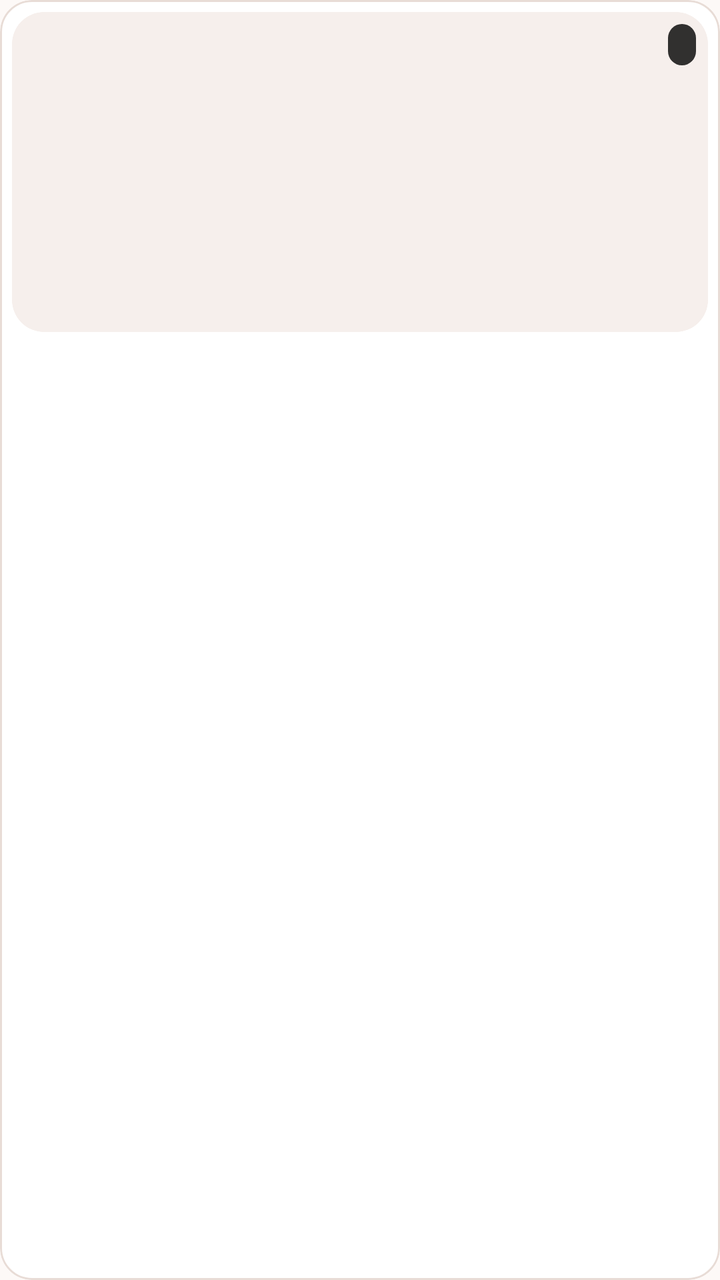
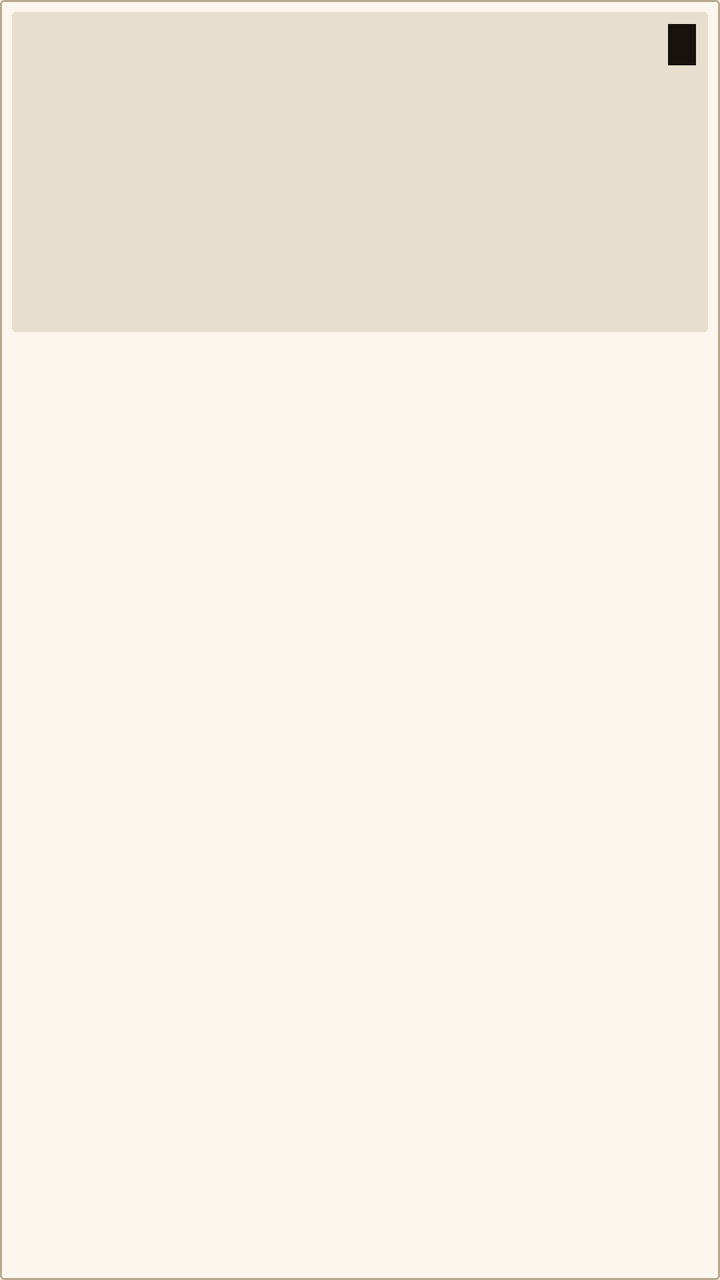

Screens rendered from an Android XML layout before and after an edit, with the pre-edit source and the edit as a unified diff.
<!-- AndroidManifest.xml: application theme Theme.BiliDiy -->
<!-- res/layout/item_pgc.xml -->
<?xml version="1.0" encoding="utf-8"?>
<com.google.android.material.card.MaterialCardView xmlns:android="http://schemas.android.com/apk/res/android"
    xmlns:app="http://schemas.android.com/apk/res-auto"
    style="@style/Widget.BiliDiy.Card"
    android:layout_width="match_parent"
    android:layout_height="wrap_content"
    android:layout_margin="6dp"
    android:clickable="true"
    android:focusable="true"
    app:cardCornerRadius="16dp"
    app:rippleColor="@color/pinkLight">

    <LinearLayout
        android:layout_width="match_parent"
        android:layout_height="wrap_content"
        android:orientation="vertical"
        android:padding="6dp">

        <FrameLayout
            android:id="@+id/boxPoster"
            android:layout_width="match_parent"
            android:layout_height="160dp"
            android:background="@drawable/bg_cover_frame"
            android:clipToOutline="true">

            <com.google.android.material.imageview.ShapeableImageView
                android:id="@+id/ivPoster"
                android:layout_width="match_parent"
                android:layout_height="match_parent"
                android:background="@color/surfaceDeep"
                android:contentDescription="@null"
                android:scaleType="centerCrop"
                app:shapeAppearanceOverlay="@style/RoundedPoster" />

            <TextView
                android:id="@+id/tvScore"
                android:layout_width="wrap_content"
                android:layout_height="wrap_content"
                android:layout_gravity="top|end"
                android:layout_margin="6dp"
                android:background="@drawable/bg_score"
                android:paddingStart="7dp"
                android:paddingTop="3dp"
                android:paddingEnd="7dp"
                android:paddingBottom="3dp"
                android:textColor="#FFFFFF"
                android:textSize="11sp"
                android:textStyle="bold" />
        </FrameLayout>

        <TextView
            android:id="@+id/tvTitle"
            android:layout_width="match_parent"
            android:layout_height="wrap_content"
            android:layout_marginStart="4dp"
            android:layout_marginTop="10dp"
            android:layout_marginEnd="4dp"
            android:ellipsize="end"
            android:lineSpacingExtra="2dp"
            android:maxLines="2"
            android:minLines="2"
            android:textColor="@color/textMain"
            android:textSize="14sp"
            android:textStyle="bold" />

        <TextView
            android:id="@+id/tvMeta"
            android:layout_width="match_parent"
            android:layout_height="wrap_content"
            android:layout_marginStart="4dp"
            android:layout_marginTop="4dp"
            android:layout_marginEnd="4dp"
            android:layout_marginBottom="4dp"
            android:ellipsize="end"
            android:maxLines="1"
            android:textColor="@color/textSecondary"
            android:textSize="11sp" />
    </LinearLayout>
</com.google.android.material.card.MaterialCardView>
<!-- resources referenced by this layout -->
<resources>
  <color name="pinkLight">@color/primaryContainer</color>
  <color name="surfaceDeep">@color/surfaceContainer</color>
  <color name="textMain">#241F1D</color>
  <color name="textSecondary">#6B5D58</color>
  <!-- drawable bg_cover_frame (drawable) -->
  <?xml version="1.0" encoding="utf-8"?>
  <shape xmlns:android="http://schemas.android.com/apk/res/android" android:shape="rectangle">
      <solid android:color="@color/surfaceDeep" />
      <corners android:radius="16dp" />
  </shape>
  <!-- drawable bg_score (drawable) -->
  <?xml version="1.0" encoding="utf-8"?>
  <shape xmlns:android="http://schemas.android.com/apk/res/android" android:shape="rectangle">
      <solid android:color="#CC000000" />
      <corners android:radius="8dp" />
  </shape>
  <style name="RoundedPoster">
          <item name="cornerFamily">rounded</item>
          <item name="cornerSize">16dp</item>
      </style>
  <style name="Widget.BiliDiy.Card">
          <item name="cardBackgroundColor">@color/surface</item>
          <item name="cardCornerRadius">@dimen/radius_md</item>
          <item name="cardElevation">0dp</item>
          <item name="strokeWidth">@dimen/card_stroke</item>
          <item name="strokeColor">@color/line</item>
      </style>
  <style name="Theme.BiliDiy" parent="Theme.Material3.Light.NoActionBar">
          <item name="colorPrimary">@color/primary</item>
          <item name="colorOnPrimary">@color/onPrimary</item>
          <item name="colorPrimaryContainer">@color/primaryContainer</item>
          <item name="colorOnPrimaryContainer">@color/onPrimaryContainer</item>
  
          <item name="colorSecondary">@color/peach</item>
          <item name="colorOnSecondary">@color/onPrimary</item>
          <item name="colorSecondaryContainer">@color/primaryContainer</item>
          <item name="colorOnSecondaryContainer">@color/onPrimaryContainer</item>
          <item name="colorTertiary">@color/ok</item>
          <item name="colorOnTertiary">@color/onPrimary</item>
  
          <item name="colorSurface">@color/surface</item>
          <item name="colorOnSurface">@color/textMain</item>
          <item name="colorSurfaceVariant">@color/surfaceContainer</item>
          <item name="colorOnSurfaceVariant">@color/textSecondary</item>
          <item name="colorSurfaceContainer">@color/surfaceContainer</item>
          <item name="colorSurfaceContainerHigh">@color/surfaceContainerHigh</item>
          <item name="colorSurfaceContainerHighest">@color/surfaceContainerHigh</item>
          <item name="colorOutline">@color/line</item>
          <item name="colorOutlineVariant">@color/line</item>
          <item name="colorError">@color/bad</item>
          <item name="colorOnError">@color/onPrimary</item>
  
          <item name="android:windowBackground">@color/bg</item>
          <item name="android:statusBarColor">@android:color/transparent</item>
          <item name="android:navigationBarColor">@android:color/transparent</item>
          <item name="android:windowLightStatusBar">true</item>
          <item name="android:windowLightNavigationBar">true</item>
          <item name="android:forceDarkAllowed">false</item>
          <item name="android:windowNoTitle">true</item>
          <item name="materialAlertDialogTheme">@style/ThemeOverlay.Material3.MaterialAlertDialog</item>
          <item name="alertDialogTheme">@style/ThemeOverlay.Material3.MaterialAlertDialog</item>
      </style>
  <color name="primaryContainer">#FBE4EB</color>
  <color name="surfaceContainer">#F6EFEC</color>
  <color name="surface">#FFFFFF</color>
  <dimen name="radius_md">16dp</dimen>
  <dimen name="card_stroke">1dp</dimen>
  <color name="line">#E8DCD6</color>
  <color name="primary">#C0265C</color>
  <color name="onPrimary">#FFFFFF</color>
  <color name="onPrimaryContainer">#8A1A44</color>
  <color name="peach">#8A6A12</color>
  <color name="ok">#2E7D48</color>
  <color name="surfaceContainerHigh">#EFE5E1</color>
  <color name="bad">#C0392B</color>
  <color name="bg">#FDF9F7</color>
</resources>

<!-- the commit's change to res/layout/item_pgc.xml (unified diff, before → after) -->
@@ -7,7 +7,7 @@
     android:layout_margin="6dp"
     android:clickable="true"
     android:focusable="true"
-    app:cardCornerRadius="16dp"
+    app:cardCornerRadius="2dp"
     app:rippleColor="@color/pinkLight">
 
     <LinearLayout
<!-- resource entries referenced after the edit -->
@@ -2,27 +2,28 @@
 <resources>
   <color name="pinkLight">@color/primaryContainer</color>
   <color name="surfaceDeep">@color/surfaceContainer</color>
-  <color name="textMain">#241F1D</color>
-  <color name="textSecondary">#6B5D58</color>
+  <color name="textMain">#17120D</color>
+  <color name="textSecondary">#574C3F</color>
   <!-- drawable bg_cover_frame (drawable) -->
   <?xml version="1.0" encoding="utf-8"?>
   <shape xmlns:android="http://schemas.android.com/apk/res/android" android:shape="rectangle">
-      <solid android:color="@color/surfaceDeep" />
-      <corners android:radius="16dp" />
+      <solid android:color="@color/surfaceContainer" />
+      <stroke android:width="1dp" android:color="@color/textMain" />
+      <corners android:radius="2dp" />
   </shape>
   <!-- drawable bg_score (drawable) -->
   <?xml version="1.0" encoding="utf-8"?>
   <shape xmlns:android="http://schemas.android.com/apk/res/android" android:shape="rectangle">
-      <solid android:color="#CC000000" />
-      <corners android:radius="8dp" />
+      <solid android:color="@color/badge" />
+      <corners android:radius="0dp" />
   </shape>
   <style name="RoundedPoster">
           <item name="cornerFamily">rounded</item>
-          <item name="cornerSize">16dp</item>
+          <item name="cornerSize">2dp</item>
       </style>
   <style name="Widget.BiliDiy.Card">
           <item name="cardBackgroundColor">@color/surface</item>
-          <item name="cardCornerRadius">@dimen/radius_md</item>
+          <item name="cardCornerRadius">2dp</item>
           <item name="cardElevation">0dp</item>
           <item name="strokeWidth">@dimen/card_stroke</item>
           <item name="strokeColor">@color/line</item>
@@ -62,19 +63,19 @@
           <item name="materialAlertDialogTheme">@style/ThemeOverlay.Material3.MaterialAlertDialog</item>
           <item name="alertDialogTheme">@style/ThemeOverlay.Material3.MaterialAlertDialog</item>
       </style>
-  <color name="primaryContainer">#FBE4EB</color>
-  <color name="surfaceContainer">#F6EFEC</color>
-  <color name="surface">#FFFFFF</color>
-  <dimen name="radius_md">16dp</dimen>
+  <color name="primaryContainer">#F5D6DD</color>
+  <color name="surfaceContainer">#E8DECD</color>
+  <color name="badge">#17120D</color>
+  <color name="surface">#FCF7EE</color>
   <dimen name="card_stroke">1dp</dimen>
-  <color name="line">#E8DCD6</color>
-  <color name="primary">#C0265C</color>
-  <color name="onPrimary">#FFFFFF</color>
-  <color name="onPrimaryContainer">#8A1A44</color>
-  <color name="peach">#8A6A12</color>
-  <color name="ok">#2E7D48</color>
-  <color name="surfaceContainerHigh">#EFE5E1</color>
-  <color name="bad">#C0392B</color>
-  <color name="bg">#FDF9F7</color>
+  <color name="line">#B9A88F</color>
+  <color name="primary">#9C1B3B</color>
+  <color name="onPrimary">#FFF8EE</color>
+  <color name="onPrimaryContainer">#6B0F27</color>
+  <color name="peach">#8A5A00</color>
+  <color name="ok">#2E6B49</color>
+  <color name="surfaceContainerHigh">#DCD0BC</color>
+  <color name="bad">#A2261D</color>
+  <color name="bg">#F5EFE3</color>
 </resources>
 
